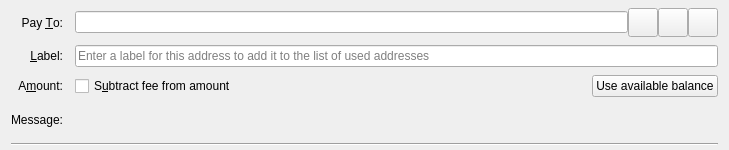
Qt form src/qt/forms/sendcoinsentry.ui (Digital-Reserve/DRIP) before a commit.
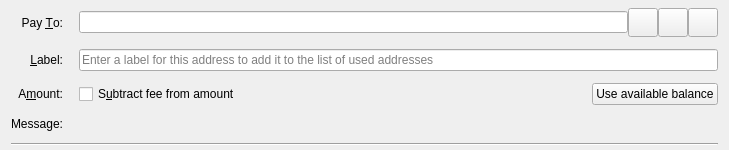
The same form after that commit. Icons and pictures are not drawn. Custom widgets are drawn as their Qt base class.

```diff
--- a/src/qt/forms/sendcoinsentry.ui
+++ b/src/qt/forms/sendcoinsentry.ui
@@ -24,10 +24,10 @@
     <number>4</number>
    </property>
    <property name="horizontalSpacing">
-    <number>12</number>
+    <number>16</number>
    </property>
    <property name="verticalSpacing">
-    <number>8</number>
+    <number>12</number>
    </property>
    <item row="0" column="0">
     <widget class="QLabel" name="payToLabel">
```
Left out of the diff: 2 changed lines with no effect on the pictures.
